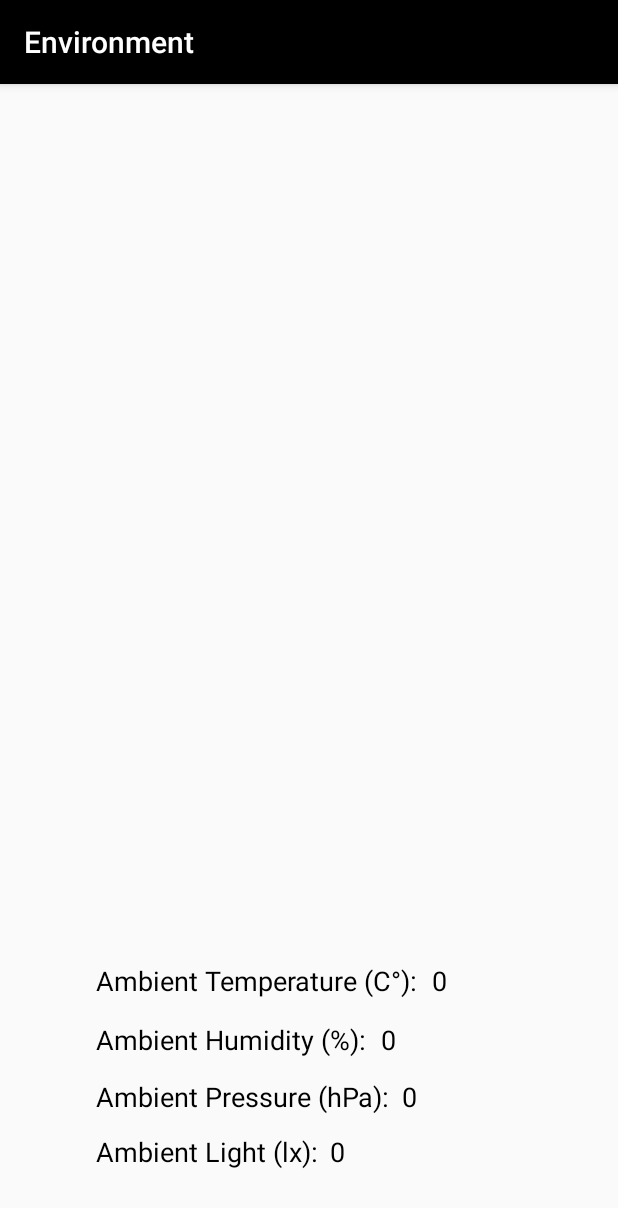
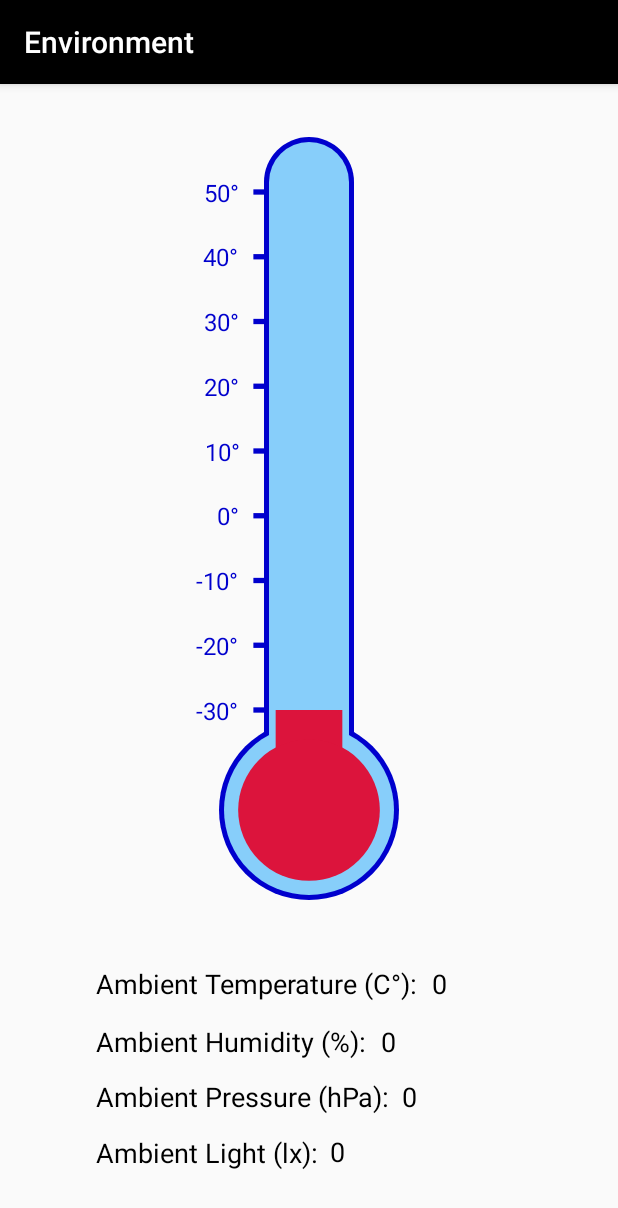
Before and after one commit to InversePalindrome/SensorBox, an Android app: the screen it shows after launch (EnvironmentActivity), after a tap on "Environment", on a phone screen of 412 x 824 dp. Shown: the top 1208 px of the screen. Run offline under Robolectric (Android 15) with nearby library versions, the phone set to English and light mode, and no system bars; libraries missing offline, so code that uses them is left out: com.github.mikephil.charting.

Commit message:
Added thermometer view for environment activity

```diff
--- a/app/src/main/java/com/inversepalindrome/sensorbox/EnvironmentActivity.java
+++ b/app/src/main/java/com/inversepalindrome/sensorbox/EnvironmentActivity.java
@@ -22,6 +22,8 @@ import java.util.Locale;
 public class EnvironmentActivity extends AppCompatActivity implements SensorEventListener {
     private SensorManager sensorManager;
 
+    private ThermometerView thermometer;
+
     private TextView temperatureText;
     private TextView humidityText;
     private TextView pressureText;
@@ -35,6 +37,8 @@ public class EnvironmentActivity extends AppCompatActivity implements SensorEven
         setContentView(R.layout.activity_environment);
 
         sensorManager = (SensorManager)getSystemService(SENSOR_SERVICE);
+
+        thermometer = findViewById(R.id.thermometer);
 
         temperatureText = findViewById(R.id.temperatureValueText);
         humidityText = findViewById(R.id.ambientHumidityValueText);
@@ -96,6 +100,7 @@ public class EnvironmentActivity extends AppCompatActivity implements SensorEven
            final float ambientTemperature = sensorEvent.values[0];
 
            temperatureText.setText(String.format(Locale.US, "%.1f", ambientTemperature));
+           thermometer.setCurrentTemp(ambientTemperature);
        }
        else if(sensorEvent.sensor.getType() == Sensor.TYPE_RELATIVE_HUMIDITY){
            final float ambientHumidity = sensorEvent.values[0];
--- /dev/null
+++ b/app/src/main/java/com/inversepalindrome/sensorbox/ThermometerView.java
@@ -0,0 +1,190 @@
+/*
+Copyright (c) 2019 Inverse Palindrome
+SensorBox - ThermometerView.java
+https://inversepalindrome.com/
+*/
+
+
+package com.inversepalindrome.sensorbox;
+
+import android.content.Context;
+import android.content.res.TypedArray;
+import android.graphics.Canvas;
+import android.graphics.Color;
+import android.graphics.Paint;
+import android.graphics.Rect;
+import android.graphics.RectF;
+import android.util.AttributeSet;
+import android.view.View;
+
+
+public class ThermometerView extends View {
+
+    private float outerCircleRadius, outerRectRadius;
+    private Paint outerPaint;
+    private float middleCircleRadius, middleRectRadius;
+    private Paint middlePaint;
+    private float innerCircleRadius, innerRectRadius;
+    private Paint innerPaint;
+    private Paint degreePaint, graduationPaint;
+
+    private static final int GRADUATION_TEXT_SIZE = 16; // in sp
+    private static float DEGREE_WIDTH = 30;
+    private static final int NB_GRADUATIONS = 8;
+    public static final float MAX_TEMP = 50, MIN_TEMP = -30;
+    private static final float RANGE_TEMP = 80;
+    private static final int NB_GRADUATIONS_F = 8;
+    private static final float MAX_TEMP_F = 120, MIN_TEMP_F = -30;
+    private static final float RANGE_TEMP_F = 150;
+    private int nbGraduations = NB_GRADUATIONS;
+    private float maxTemp = MAX_TEMP;
+    private float minTemp = MIN_TEMP;
+    private float rangeTemp = RANGE_TEMP;
+    private float currentTemp = MIN_TEMP;
+    private Rect rect = new Rect();
+
+    public ThermometerView(Context context) {
+        super(context);
+        init(context, null);
+    }
+
+    public ThermometerView(Context context, AttributeSet attrs) {
+        super(context, attrs);
+        init(context,attrs);
+    }
+
+    public ThermometerView(Context context, AttributeSet attrs, int defStyleAttr) {
+        super (context, attrs, defStyleAttr);
+        init(context, attrs);
+    }
+
+    public void setCurrentTemp(float currentTemp) {
+        if (currentTemp > maxTemp) {
+            this.currentTemp = maxTemp;
+        } else if (currentTemp < minTemp) {
+            this.currentTemp = minTemp;
+        } else {
+            this.currentTemp = currentTemp;
+        }
+
+        invalidate();
+    }
+
+    public float getMinTemp() {
+        return minTemp;
+    }
+
+    public void init(Context context, AttributeSet attrs) {
+        TypedArray typedArray = context.obtainStyledAttributes(attrs, R.styleable.ThermometerView);
+        outerCircleRadius = typedArray.getDimension(R.styleable.ThermometerView_radius, 20f);
+        int outerColor = typedArray.getColor(R.styleable.ThermometerView_outerColor, Color.GRAY);
+        int middleColor = typedArray.getColor(R.styleable.ThermometerView_middleColor, Color.WHITE);
+        int innerColor = typedArray.getColor(R.styleable.ThermometerView_innerColor, Color.RED);
+
+        typedArray.recycle();
+
+        outerRectRadius = outerCircleRadius / 2;
+        outerPaint = new Paint();
+
+        outerPaint.setColor(outerColor);
+        outerPaint.setStyle(Paint.Style.FILL);
+
+        middleCircleRadius = outerCircleRadius - 5;
+        middleRectRadius = outerRectRadius - 5;
+        middlePaint = new Paint();
+        middlePaint.setColor(middleColor);
+        middlePaint.setStyle(Paint.Style.FILL);
+
+        innerCircleRadius = middleCircleRadius - middleCircleRadius / 6;
+        innerRectRadius = middleRectRadius - middleRectRadius / 6;
+        innerPaint = new Paint();
+        innerPaint.setColor(innerColor);
+        innerPaint.setStyle(Paint.Style.FILL);
+
+        DEGREE_WIDTH = middleCircleRadius / 8;
+
+        degreePaint = new Paint();
+        degreePaint.setStrokeWidth(middleCircleRadius / 16);
+        degreePaint.setColor(outerColor);
+        degreePaint.setStyle(Paint.Style.FILL);
+
+        graduationPaint = new Paint();
+        graduationPaint.setColor(outerColor);
+        graduationPaint.setStyle(Paint.Style.FILL);
+        graduationPaint.setAntiAlias(true);
+        graduationPaint.setTextSize(Utils.dpToPx(GRADUATION_TEXT_SIZE));
+    }
+
+    public void changeUnit(boolean isCelsius) {
+        if (isCelsius) {
+            nbGraduations = NB_GRADUATIONS;
+            maxTemp = MAX_TEMP;
+            minTemp = MIN_TEMP;
+            rangeTemp = RANGE_TEMP;
+        } else {
+            nbGraduations = NB_GRADUATIONS_F;
+            maxTemp = MAX_TEMP_F;
+            minTemp = MIN_TEMP_F;
+            rangeTemp = RANGE_TEMP_F;
+        }
+
+        invalidate();
+    }
+
+    @Override
+    protected void onDraw(Canvas canvas) {
+        super.onDraw(canvas);
+
+        int height = getHeight();
+        int width = getWidth();
+
+        int circleCenterX = width / 2;
+        float circleCenterY = height - outerCircleRadius;
+        float outerStartY = 0;
+        float middleStartY = outerStartY + 5;
+
+
+        float innerEffectStartY = middleStartY + middleRectRadius + 10;
+        float innerEffectEndY = circleCenterY - outerCircleRadius - 10;
+        float innerRectHeight = innerEffectEndY - innerEffectStartY;
+        float innerStartY = innerEffectStartY + (maxTemp - currentTemp) / rangeTemp * innerRectHeight;
+
+        RectF outerRect = new RectF();
+        outerRect.left = circleCenterX - outerRectRadius;
+        outerRect.top = outerStartY;
+        outerRect.right = circleCenterX + outerRectRadius;
+        outerRect.bottom = circleCenterY;
+
+        canvas.drawRoundRect(outerRect, outerRectRadius, outerRectRadius, outerPaint);
+        canvas.drawCircle(circleCenterX, circleCenterY, outerCircleRadius, outerPaint);
+
+        RectF middleRect = new RectF();
+        middleRect.left = circleCenterX - middleRectRadius;
+        middleRect.top = middleStartY;
+        middleRect.right = circleCenterX + middleRectRadius;
+        middleRect.bottom = circleCenterY;
+
+        canvas.drawRoundRect(middleRect, middleRectRadius, middleRectRadius, middlePaint);
+        canvas.drawCircle(circleCenterX, circleCenterY, middleCircleRadius, middlePaint);
+
+        canvas.drawRect(circleCenterX - innerRectRadius, innerStartY, circleCenterX + innerRectRadius, circleCenterY, innerPaint);
+        canvas.drawCircle(circleCenterX, circleCenterY, innerCircleRadius, innerPaint);
+
+        float tmp = innerEffectStartY;
+        float startGraduation = maxTemp;
+        float inc = rangeTemp / nbGraduations;
+
+        while (tmp <= innerEffectEndY) {
+            canvas.drawLine(circleCenterX - outerRectRadius - DEGREE_WIDTH, tmp, circleCenterX - outerRectRadius, tmp, degreePaint);
+            String txt = ((int) startGraduation) + "°";
+            graduationPaint.getTextBounds(txt, 0, txt.length(), rect);
+            float textWidth = rect.width();
+            float textHeight = rect.height();
+
+            canvas.drawText(((int) startGraduation) + "°", circleCenterX - outerRectRadius - DEGREE_WIDTH - textWidth - DEGREE_WIDTH * 1.5f,
+                    tmp + textHeight / 2, graduationPaint);
+            tmp += (innerEffectEndY - innerEffectStartY) / nbGraduations;
+            startGraduation -= inc;
+        }
+    }
+}
--- a/app/src/main/res/layout/activity_environment.xml
+++ b/app/src/main/res/layout/activity_environment.xml
@@ -21,8 +21,8 @@
 
     <TextView
         android:id="@+id/temperatureValueText"
-        android:layout_width="10dp"
-        android:layout_height="25dp"
+        android:layout_width="wrap_content"
+        android:layout_height="wrap_content"
         android:layout_marginStart="10dp"
         android:layout_marginLeft="10dp"
         android:layout_marginBottom="14dp"
@@ -40,13 +40,15 @@
         android:layout_height="wrap_content"
         android:layout_marginStart="64dp"
         android:layout_marginLeft="64dp"
+        android:layout_marginBottom="43dp"
         android:text="Ambient Light (lx):"
         android:textColor="@color/colorPrimary"
         android:textSize="18sp"
         android:typeface="sans"
         app:fontFamily="sans-serif"
-        app:layout_constraintBaseline_toBaselineOf="@+id/ambientLightValueText"
-        app:layout_constraintStart_toStartOf="parent" />
+        app:layout_constraintBottom_toBottomOf="parent"
+        app:layout_constraintStart_toStartOf="parent"
+        app:layout_constraintTop_toBottomOf="@+id/thermometer" />
 
     <TextView
         android:id="@+id/ambientLightValueText"
@@ -108,7 +110,7 @@
         android:layout_height="wrap_content"
         android:layout_marginStart="10dp"
         android:layout_marginLeft="10dp"
-        android:layout_marginBottom="13dp"
+        android:layout_marginBottom="12dp"
         android:text="0"
         android:textColor="@color/colorPrimary"
         android:textSize="18sp"
@@ -117,4 +119,21 @@
         app:layout_constraintBottom_toTopOf="@+id/ambientPressureLabelText"
         app:layout_constraintStart_toEndOf="@+id/ambientHumidityLabelText" />
 
+    <com.inversepalindrome.sensorbox.ThermometerView
+        android:id="@+id/thermometer"
+        android:layout_width="161dp"
+        android:layout_height="0dp"
+        android:layout_centerHorizontal="true"
+        android:layout_marginTop="35dp"
+        android:layout_marginBottom="156dp"
+        app:innerColor="@color/innerThermometerColor"
+        app:layout_constraintBottom_toTopOf="@+id/ambientLightLabelText"
+        app:layout_constraintEnd_toEndOf="parent"
+        app:layout_constraintStart_toStartOf="parent"
+        app:layout_constraintTop_toTopOf="parent"
+        app:middleColor="@color/middleThermometerColor"
+        app:outerColor="@color/outerThermometerColor"
+        app:radius="60dp" />
+
+
 </android.support.constraint.ConstraintLayout>
--- a/app/src/main/res/layout/activity_gyroscope.xml
+++ b/app/src/main/res/layout/activity_gyroscope.xml
@@ -68,7 +68,7 @@
 
     <TextView
         android:id="@+id/yAngularSpeedValueText"
-        android:layout_width="0dp"
+        android:layout_width="wrap_content"
         android:layout_height="wrap_content"
         android:text="0"
         android:textColor="@color/colorPrimary"
--- a/app/src/main/res/values/colors.xml
+++ b/app/src/main/res/values/colors.xml
@@ -3,4 +3,7 @@
     <color name="colorPrimary">#000000</color>
     <color name="colorPrimaryDark">#0d0d0d</color>
     <color name="colorAccent">#000000</color>
+    <color name="innerThermometerColor">#DC143C</color>
+    <color name="middleThermometerColor">#87CEFA</color>
+    <color name="outerThermometerColor">#0000CD</color>
 </resources>
```
Also changed, not shown: app/src/main/java/com/inversepalindrome/sensorbox/Utils.java (added, +23 -0 lines), app/src/main/res/layout/sample_temperature_view.xml (added, +14 -0 lines), app/src/main/res/values/attrs_thermometer_view.xml (added, +8 -0 lines), 1 other file.
